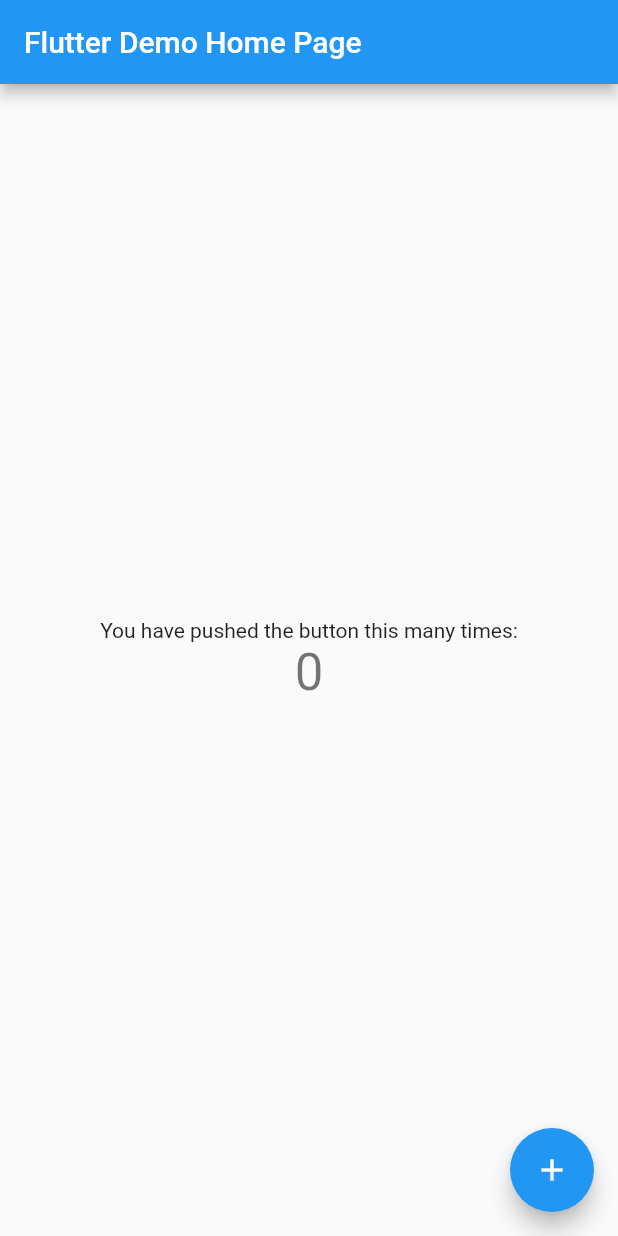
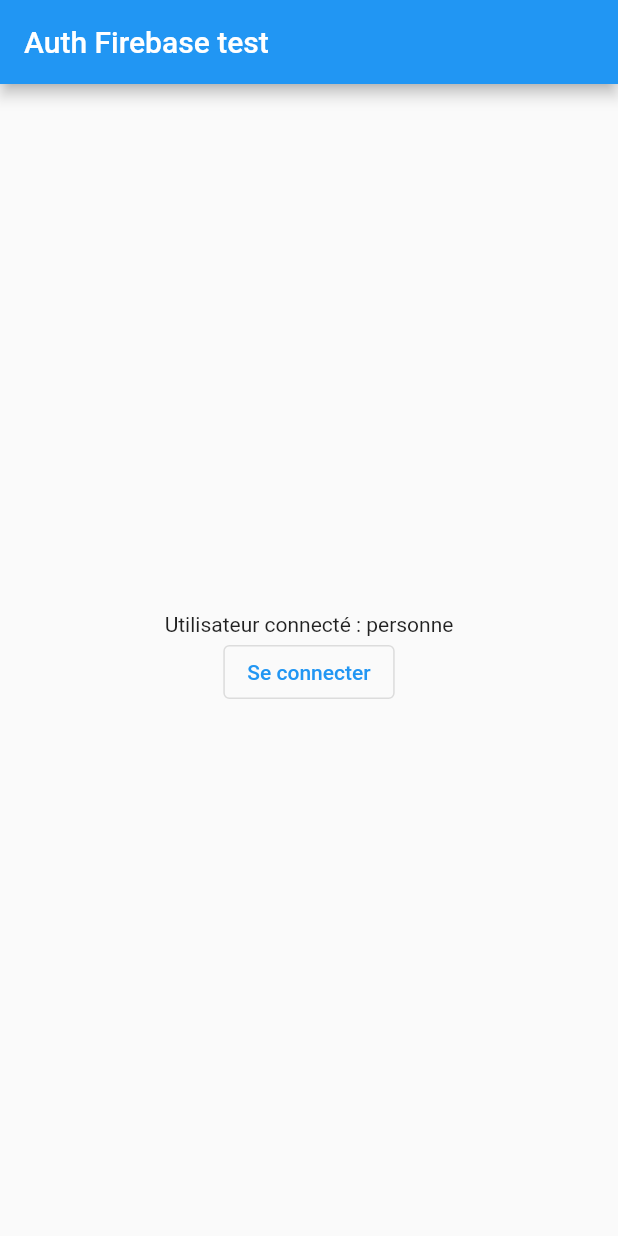
Before and after one commit to NicolasROSSAT69/flutter-firebase-auth, a Flutter app: the screen it shows after launch, on a phone screen of 412 x 824 dp. Run offline on Flutter 3.47's test engine with Material 2 defaults, Android fonts, the phone set to English and light mode, and no system bars; our stand-ins replace firebase_auth, firebase_core, google_sign_in; accounts and stored records are empty; generated files the repository leaves out were written again.

Commit message:
Ajout Firebase authentification

```diff
--- a/lib/main.dart
+++ b/lib/main.dart
@@ -1,6 +1,19 @@
 import 'package:flutter/material.dart';
+import 'package:firebase_core/firebase_core.dart';
+import 'firebase_options.dart';
+import 'package:firebase_auth/firebase_auth.dart';
+import 'package:google_sign_in/google_sign_in.dart';
 
-void main() {
+void main() async{
+
+  WidgetsFlutterBinding.ensureInitialized();
+
+  await Firebase.initializeApp(
+
+    options: DefaultFirebaseOptions.currentPlatform,
+
+  );
+
   runApp(const MyApp());
 }
 
@@ -13,33 +26,15 @@
     return MaterialApp(
       title: 'Flutter Demo',
       theme: ThemeData(
-        // This is the theme of your application.
-        //
-        // Try running your application with "flutter run". You'll see the
-        // application has a blue toolbar. Then, without quitting the app, try
-        // changing the primarySwatch below to Colors.green and then invoke
-        // "hot reload" (press "r" in the console where you ran "flutter run",
-        // or simply save your changes to "hot reload" in a Flutter IDE).
-        // Notice that the counter didn't reset back to zero; the application
-        // is not restarted.
         primarySwatch: Colors.blue,
       ),
-      home: const MyHomePage(title: 'Flutter Demo Home Page'),
+      home: const MyHomePage(title: 'Auth Firebase test'),
     );
   }
 }
 
 class MyHomePage extends StatefulWidget {
   const MyHomePage({super.key, required this.title});
-
-  // This widget is the home page of your application. It is stateful, meaning
-  // that it has a State object (defined below) that contains fields that affect
-  // how it looks.
-
-  // This class is the configuration for the state. It holds the values (in this
-  // case the title) provided by the parent (in this case the App widget) and
-  // used by the build method of the State. Fields in a Widget subclass are
-  // always marked "final".
 
   final String title;
 
@@ -48,68 +43,74 @@
 }
 
 class _MyHomePageState extends State<MyHomePage> {
-  int _counter = 0;
 
-  void _incrementCounter() {
-    setState(() {
-      // This call to setState tells the Flutter framework that something has
-      // changed in this State, which causes it to rerun the build method below
-      // so that the display can reflect the updated values. If we changed
-      // _counter without calling setState(), then the build method would not be
-      // called again, and so nothing would appear to happen.
-      _counter++;
+  String utilisateur = "personne";
+
+  @override void initState() {
+    FirebaseAuth.instance
+        .authStateChanges()
+        .listen((User? user) {
+      if (user == null) {
+        utilisateur = "personne";
+        setState(() {});
+        print('User is currently signed out!');
+      } else {
+        utilisateur = "${user.email}";
+        setState(() {});
+        print('User is signed in!');
+      }
     });
+  }
+
+  Future<UserCredential> signInWithGoogle() async {
+    // Trigger the authentication flow
+    final GoogleSignInAccount? googleUser = await GoogleSignIn().signIn();
+
+    if (googleUser != null) {
+
+      // Obtain the auth details from the request
+      final GoogleSignInAuthentication? googleAuth = await googleUser
+          ?.authentication;
+
+      // Create a new credential
+      final credential = GoogleAuthProvider.credential(
+        accessToken: googleAuth?.accessToken,
+        idToken: googleAuth?.idToken,
+      );
+
+      // Once signed in, return the UserCredential
+      return await FirebaseAuth.instance.signInWithCredential(credential);
+
+    }else {
+      print("User is null");
+      throw Error();
+    }
+
   }
 
   @override
   Widget build(BuildContext context) {
-    // This method is rerun every time setState is called, for instance as done
-    // by the _incrementCounter method above.
-    //
-    // The Flutter framework has been optimized to make rerunning build methods
-    // fast, so that you can just rebuild anything that needs updating rather
-    // than having to individually change instances of widgets.
+
     return Scaffold(
       appBar: AppBar(
-        // Here we take the value from the MyHomePage object that was created by
-        // the App.build method, and use it to set our appbar title.
         title: Text(widget.title),
       ),
       body: Center(
-        // Center is a layout widget. It takes a single child and positions it
-        // in the middle of the parent.
         child: Column(
-          // Column is also a layout widget. It takes a list of children and
-          // arranges them vertically. By default, it sizes itself to fit its
-          // children horizontally, and tries to be as tall as its parent.
-          //
-          // Invoke "debug painting" (press "p" in the console, choose the
-          // "Toggle Debug Paint" action from the Flutter Inspector in Android
-          // Studio, or the "Toggle Debug Paint" command in Visual Studio Code)
-          // to see the wireframe for each widget.
-          //
-          // Column has various properties to control how it sizes itself and
-          // how it positions its children. Here we use mainAxisAlignment to
-          // center the children vertically; the main axis here is the vertical
-          // axis because Columns are vertical (the cross axis would be
-          // horizontal).
           mainAxisAlignment: MainAxisAlignment.center,
           children: <Widget>[
-            const Text(
-              'You have pushed the button this many times:',
+            Text(
+              "Utilisateur connecté : $utilisateur",
             ),
-            Text(
-              '$_counter',
-              style: Theme.of(context).textTheme.headlineMedium,
-            ),
+            OutlinedButton(
+                onPressed: (utilisateur == "personne" ? signInWithGoogle : () async {
+                  await FirebaseAuth.instance.signOut();
+                }),
+                child: (utilisateur == "personne" ? const Text("Se connecter") : const Text("Se déconnecter"))
+            )
           ],
         ),
       ),
-      floatingActionButton: FloatingActionButton(
-        onPressed: _incrementCounter,
-        tooltip: 'Increment',
-        child: const Icon(Icons.add),
-      ), // This trailing comma makes auto-formatting nicer for build methods.
     );
   }
 }
--- a/pubspec.yaml
+++ b/pubspec.yaml
@@ -35,6 +35,9 @@
   # The following adds the Cupertino Icons font to your application.
   # Use with the CupertinoIcons class for iOS style icons.
   cupertino_icons: ^1.0.2
+  firebase_core: ^2.15.1
+  firebase_auth: ^4.8.0
+  google_sign_in: ^6.1.4
 
 dev_dependencies:
   flutter_test:
```
Also changed, not shown: pubspec.lock, 5 other files.
